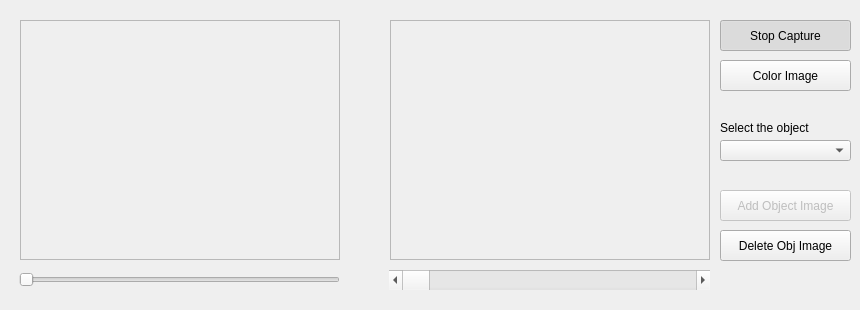
Qt form proyVA_3/mainwindow.ui (Hinjeniero/artificial_sight) before a commit.
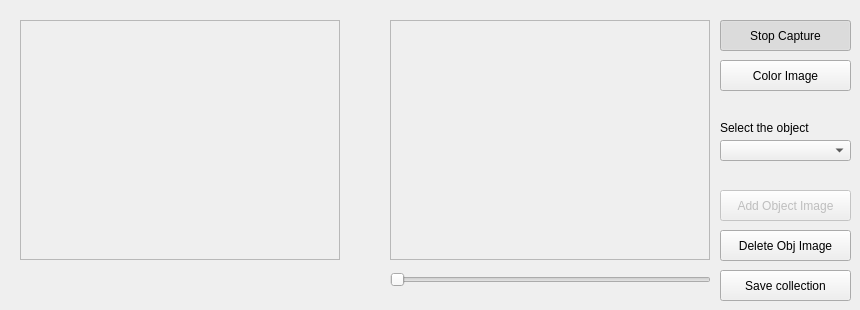
The same form after that commit.

What changed in the file:
```diff
--- a/proyVA_3/mainwindow.ui
+++ b/proyVA_3/mainwindow.ui
@@ -130,19 +130,6 @@
     <bool>false</bool>
    </property>
   </widget>
-  <widget class="QScrollBar" name="horizontalScrollBar">
-   <property name="geometry">
-    <rect>
-     <x>389</x>
-     <y>270</y>
-     <width>321</width>
-     <height>20</height>
-    </rect>
-   </property>
-   <property name="orientation">
-    <enum>Qt::Horizontal</enum>
-   </property>
-  </widget>
   <widget class="QComboBox" name="objectComboBox">
    <property name="geometry">
     <rect>
@@ -169,7 +156,7 @@
   <widget class="QSlider" name="horizontalSlider">
    <property name="geometry">
     <rect>
-     <x>19</x>
+     <x>390</x>
      <y>270</y>
      <width>321</width>
      <height>20</height>
@@ -182,6 +169,28 @@
     <enum>Qt::Horizontal</enum>
    </property>
   </widget>
+  <widget class="QPushButton" name="saveButton">
+   <property name="enabled">
+    <bool>true</bool>
+   </property>
+   <property name="geometry">
+    <rect>
+     <x>720</x>
+     <y>270</y>
+     <width>131</width>
+     <height>31</height>
+    </rect>
+   </property>
+   <property name="text">
+    <string>Save collection</string>
+   </property>
+   <property name="checkable">
+    <bool>false</bool>
+   </property>
+   <property name="checked">
+    <bool>false</bool>
+   </property>
+  </widget>
  </widget>
  <resources/>
  <connections/>
```
